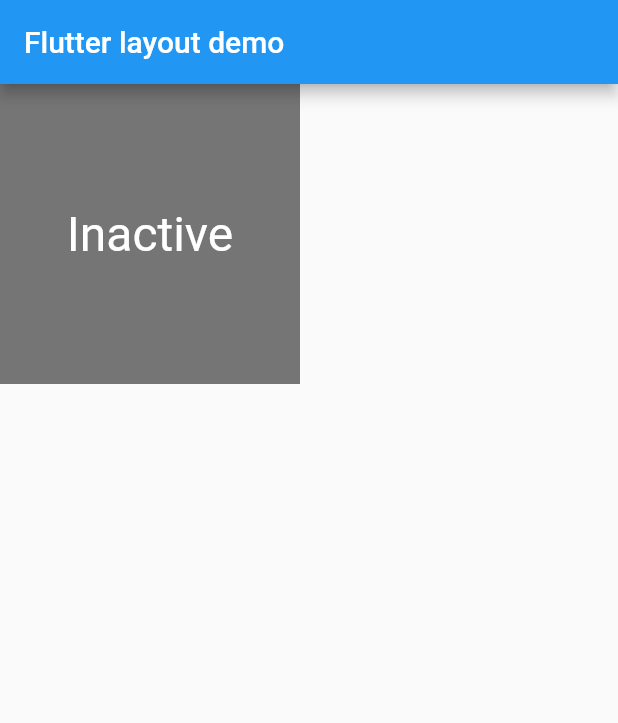
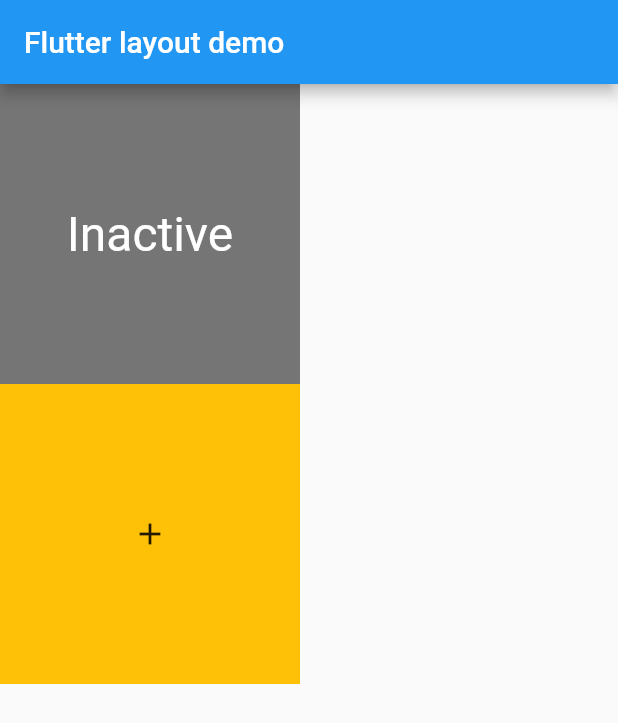
Before and after one commit to riansyahrobi8/Belajar-Flutter-UI, a Flutter app: the screen it shows after launch, on a phone screen of 412 x 824 dp. Shown: the top 723 px of the screen. Run offline on Flutter 3.47's test engine with Material 2 defaults, Android fonts, the phone set to English and light mode, and no system bars.

Commit message:
testing ci/cd using codemagic

```diff
--- a/lib/screens/TapLayout.dart
+++ b/lib/screens/TapLayout.dart
@@ -112,11 +112,14 @@ class _TapboxCState extends State<TapboxC> {
       onTapUp: _handleTapUp,
       onTap: _handleTap,
       onTapCancel: _handleTapCancel,
-      child: Container(
+      child: Column(
+        children: <Widget>[
+          Container(
             width: 200.0,
             height: 200.0,
             decoration: BoxDecoration(
-            color: widget.active ? Colors.lightGreen[700] : Colors.grey[600],
+                color:
+                    widget.active ? Colors.lightGreen[700] : Colors.grey[600],
                 border: _highlight
                     ? Border.all(color: Colors.teal[700], width: 20.0)
                     : null),
@@ -127,6 +130,13 @@ class _TapboxCState extends State<TapboxC> {
               ),
             ),
           ),
+          Container(
+              width: 200.0,
+              height: 200.0,
+              color: Colors.amber,
+              child: Center(child: Icon(Icons.add)))
+        ],
+      ),
     );
   }
 }
```
Lines whose indentation alone changed are shown as unchanged.
